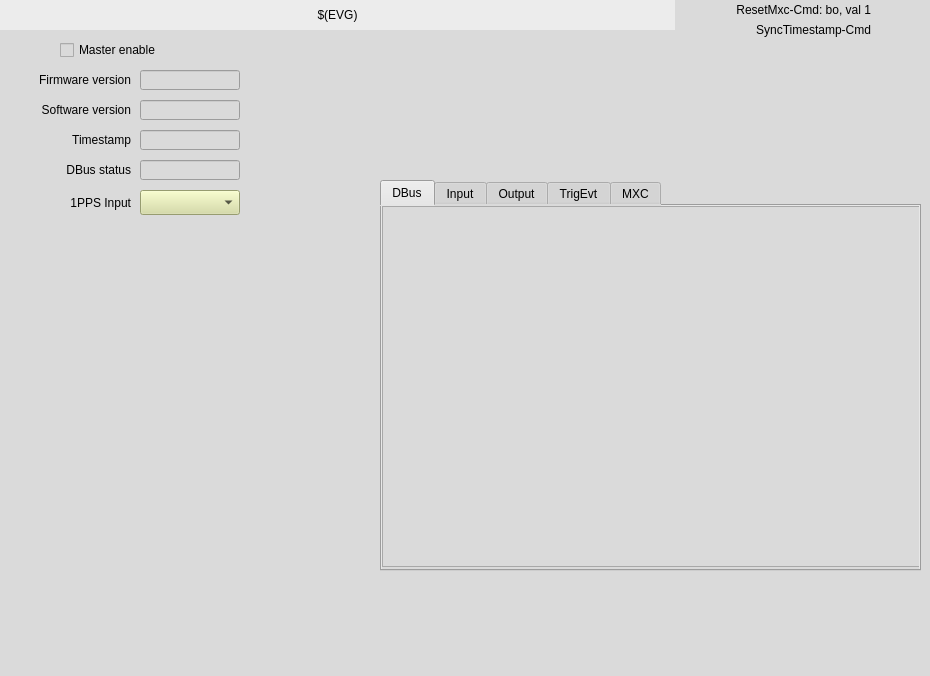
This is ui/EVG/evg_master.ui in epics-modules/mrfioc2 as Qt 5 draws it before an edit. The edited form follows.
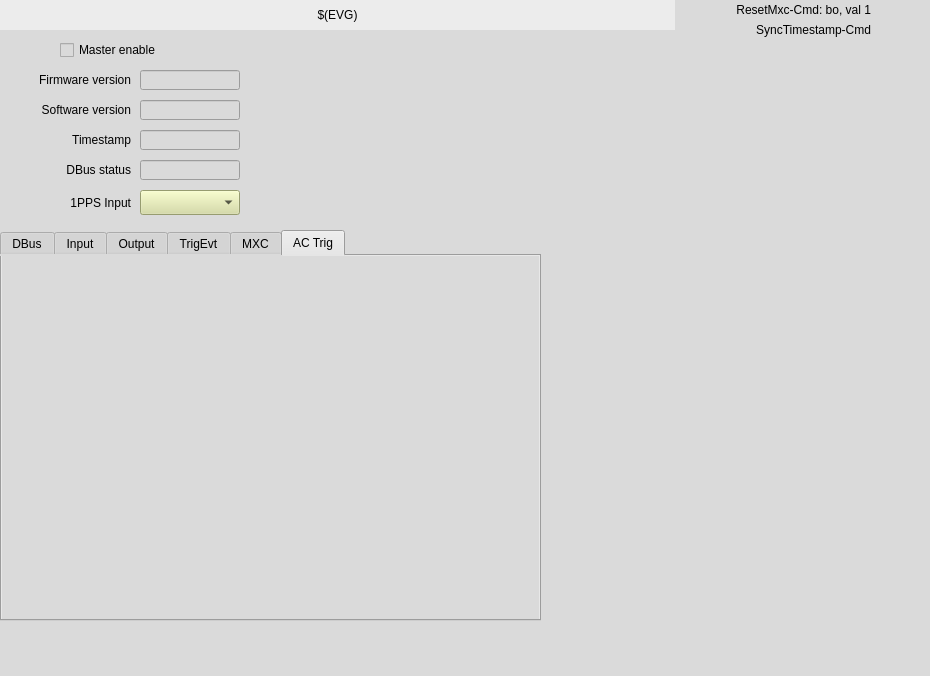
This is the edited form. Custom widgets are drawn as their Qt base class.

Commit message: frames and layout correction

Diff of the .ui file:
```diff
--- a/ui/EVG/evg_master.ui
+++ b/ui/EVG/evg_master.ui
@@ -275,7 +275,7 @@
    <widget class="caInclude" name="cainclude">
     <property name="geometry">
      <rect>
-      <x>250</x>
+      <x>620</x>
       <y>70</y>
       <width>185</width>
       <height>95</height>
@@ -288,27 +288,11 @@
      <string notr="true">evg_master_softEvt.ui</string>
     </property>
    </widget>
-   <widget class="caInclude" name="cainclude_2">
-    <property name="geometry">
-     <rect>
-      <x>20</x>
-      <y>270</y>
-      <width>355</width>
-      <height>160</height>
-     </rect>
-    </property>
-    <property name="macro">
-     <string notr="true">EVG=$(EVG)</string>
-    </property>
-    <property name="filename" stdset="0">
-     <string notr="true">evg_master_acTrig.ui</string>
-    </property>
-   </widget>
    <widget class="caInclude" name="cainclude_3">
     <property name="geometry">
      <rect>
-      <x>20</x>
-      <y>440</y>
+      <x>260</x>
+      <y>40</y>
       <width>355</width>
       <height>181</height>
      </rect>
@@ -323,14 +307,14 @@
    <widget class="QTabWidget" name="tabWidget">
     <property name="geometry">
      <rect>
-      <x>380</x>
-      <y>180</y>
+      <x>0</x>
+      <y>230</y>
       <width>541</width>
       <height>391</height>
      </rect>
     </property>
     <property name="currentIndex">
-     <number>0</number>
+     <number>5</number>
     </property>
     <widget class="QWidget" name="tab">
      <attribute name="title">
@@ -788,25 +772,27 @@
       </widget>
      </widget>
     </widget>
-   </widget>
-   <widget class="caRelatedDisplay" name="carelateddisplay">
-    <property name="geometry">
-     <rect>
-      <x>520</x>
-      <y>50</y>
-      <width>150</width>
-      <height>62</height>
-     </rect>
-    </property>
-    <property name="labels">
-     <string notr="true">caWidget window</string>
-    </property>
-    <property name="files">
-     <string notr="true">testis_caWidgetWindow.ui</string>
-    </property>
-    <property name="args">
-     <string notr="true">EVG=($EVG)</string>
-    </property>
+    <widget class="QWidget" name="tab_6">
+     <attribute name="title">
+      <string>AC Trig</string>
+     </attribute>
+     <widget class="caInclude" name="cainclude_2">
+      <property name="geometry">
+       <rect>
+        <x>10</x>
+        <y>10</y>
+        <width>355</width>
+        <height>160</height>
+       </rect>
+      </property>
+      <property name="macro">
+       <string notr="true">EVG=$(EVG)</string>
+      </property>
+      <property name="filename" stdset="0">
+       <string notr="true">evg_master_acTrig.ui</string>
+      </property>
+     </widget>
+    </widget>
    </widget>
   </widget>
  </widget>
@@ -816,11 +802,6 @@
    <extends>QComboBox</extends>
    <header>caMenu</header>
   </customwidget>
-  <customwidget>
-   <class>caRelatedDisplay</class>
-   <extends>QWidget</extends>
-   <header>caRelatedDisplay</header>
-  </customwidget>
   <customwidget>
    <class>caToggleButton</class>
    <extends>QCheckBox</extends>
```
The commit also changes 7 other files.
